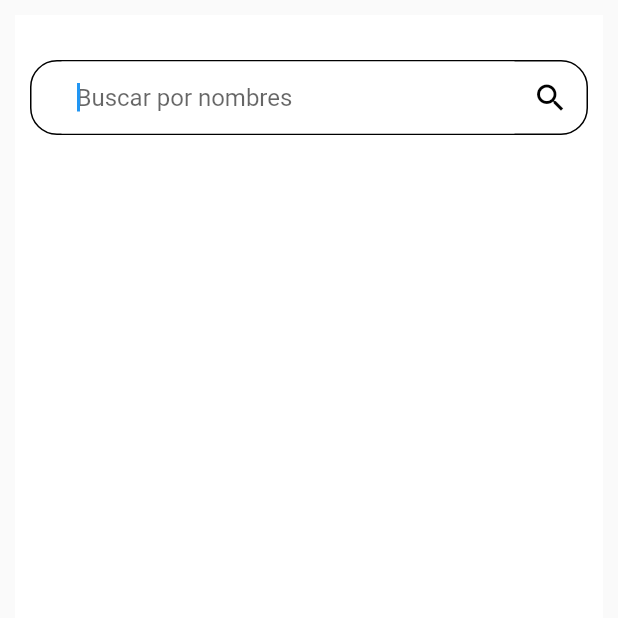
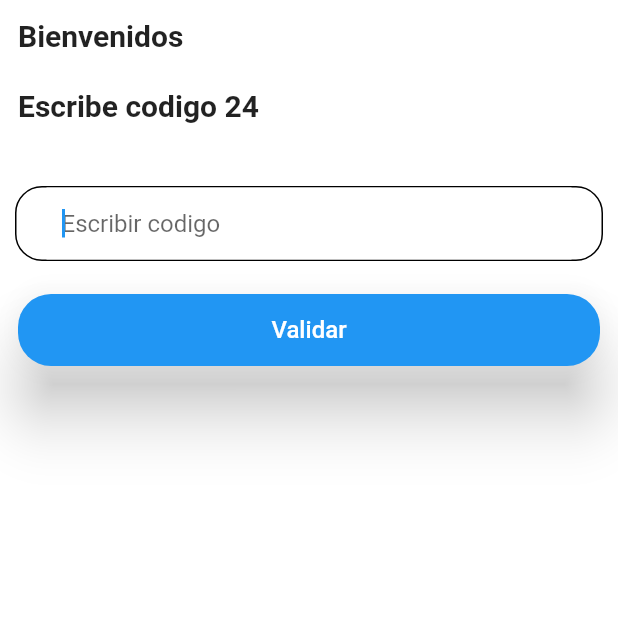
Before and after one commit to giampieer/flutter_example, a Flutter app: the screen it shows after launch, on a phone screen of 412 x 824 dp, the top half of it. Run offline on Flutter 3.47's test engine with Material 2 defaults, Android fonts, the phone set to English and light mode, and no system bars; our stand-ins replace fluttertoast.

Commit message:
updates finish

```diff
--- a/lib/model/character.dart
+++ b/lib/model/character.dart
@@ -45,8 +45,8 @@ class Character {
         species: "",
         type: "",
         gender: "",
-        origin: Origin(),
-        location: Location(),
+        origin: Origin(name: ""),
+        location: Location(name: ""),
         image: "");
   }
 }
--- /dev/null
+++ b/lib/ui/validation.dart
@@ -0,0 +1,136 @@
+import 'package:app_prueba/ui/searchCharacter.dart';
+import 'package:flutter/cupertino.dart';
+import 'package:flutter/material.dart';
+import 'package:flutter/widgets.dart';
+import 'package:fluttertoast/fluttertoast.dart';
+
+class validation extends StatefulWidget {
+  validationState createState() => validationState();
+}
+
+class validationState extends State<validation> {
+  final TextEditingController textValidation = TextEditingController();
+
+  @override
+  void initState() {
+    super.initState();
+  }
+
+  @override
+  Widget build(BuildContext context) {
+    var size = MediaQuery.of(context).size / 10;
+    return MediaQuery(
+        data: MediaQuery.of(context).copyWith(textScaleFactor: 1.0),
+        child: Scaffold(
+          backgroundColor: Colors.white,
+          body: ListView(
+            children: <Widget>[
+              Padding(
+                  padding: const EdgeInsets.all(12),
+                  child: Row(
+                    children: [
+                      Expanded(
+                          child: Text("Bienvenidos",
+                              style: TextStyle(
+                                  fontSize: 20, fontWeight: FontWeight.bold))),
+                    ],
+                  )),
+              Padding(
+                  padding: const EdgeInsets.all(12),
+                  child: Row(
+                    children: [
+                      Expanded(
+                          child: Text("Escribe codigo 24",
+                              style: TextStyle(
+                                  fontSize: 20, fontWeight: FontWeight.bold))),
+                    ],
+                  )),
+              Container(
+                color: Colors.white,
+                child: Padding(
+                  padding: EdgeInsets.fromLTRB(10, 30, 10, 10),
+                  child: Container(
+                    decoration: BoxDecoration(
+                        borderRadius: BorderRadius.circular(18.0),
+                        border: Border.all(color: Colors.black),
+                        color: Colors.white),
+                    child: Row(children: [
+                      Container(width: 20),
+                      Expanded(
+                        child: Container(
+                          color: Colors.white,
+                          child: TextField(
+                            autocorrect: false,
+                            autofocus: true,
+                            keyboardType: TextInputType.number,
+                            controller: textValidation,
+                            decoration: InputDecoration(
+                              border: InputBorder.none,
+                              hintText: "Escribir codigo",
+                              contentPadding: EdgeInsets.all(10),
+                            ),
+                          ),
+                        ),
+                      ),
+                      Container(width: 20),
+                    ]),
+                  ),
+                ),
+              ),
+              Padding(
+                padding: EdgeInsets.all(12),
+                child: Material(
+                  shape: RoundedRectangleBorder(
+                      borderRadius: BorderRadius.circular(22.0)),
+                  elevation: 18.0,
+                  color: Colors.blue,
+                  clipBehavior: Clip.antiAlias,
+                  child: MaterialButton(
+                    minWidth: 200.0,
+                    height: 35,
+                    child: new Text('Validar',
+                        style:
+                            new TextStyle(fontSize: 16.0, color: Colors.white)),
+                    onPressed: () {
+                      if (textValidation.text == "24") {
+                        return Navigator.of(context).push(PageRouteBuilder(
+                            pageBuilder: (BuildContext context, _, __) {
+                          return Search();
+                        }, transitionsBuilder: (_, Animation<double> animation,
+                                __, Widget child) {
+                          return FadeTransition(
+                              opacity: animation, child: child);
+                        }));
+                      } else {
+                        if(textValidation.text ==""){
+                          Fluttertoast.showToast(
+                              msg: "Campo vacio",
+                              toastLength: Toast.LENGTH_SHORT,
+                              gravity: ToastGravity.BOTTOM,
+                              timeInSecForIosWeb: 1,
+                              backgroundColor: Colors.blue,
+                              textColor: Colors.white,
+                              fontSize: 16.0);
+                        } else{
+                          Fluttertoast.showToast(
+                              msg: "Codigo incorrecto , escribe el codigo 24",
+                              toastLength: Toast.LENGTH_SHORT,
+                              gravity: ToastGravity.BOTTOM,
+                              timeInSecForIosWeb: 1,
+                              backgroundColor: Colors.blue,
+                              textColor: Colors.white,
+                              fontSize: 16.0);
+                        }
+                      }
+                    },
+                  ),
+                ),
+              ),
+              SizedBox(
+                height: 16.0,
+              ),
+            ],
+          ),
+        ));
+  }
+}
--- a/pubspec.yaml
+++ b/pubspec.yaml
@@ -28,6 +28,7 @@ dependencies:
   # The following adds the Cupertino Icons font to your application.
   # Use with the CupertinoIcons class for iOS style icons.
   cupertino_icons: ^1.0.0
+  fluttertoast: 7.1.8
 
 dev_dependencies:
   flutter_test:
```
Also changed, not shown: lib/main.dart (+10 -101 lines), lib/ui/detailCharacter.dart (added, +103 -0 lines), lib/ui/searchCharacter.dart (+30 -3 lines), pubspec.lock, 3 other files.
